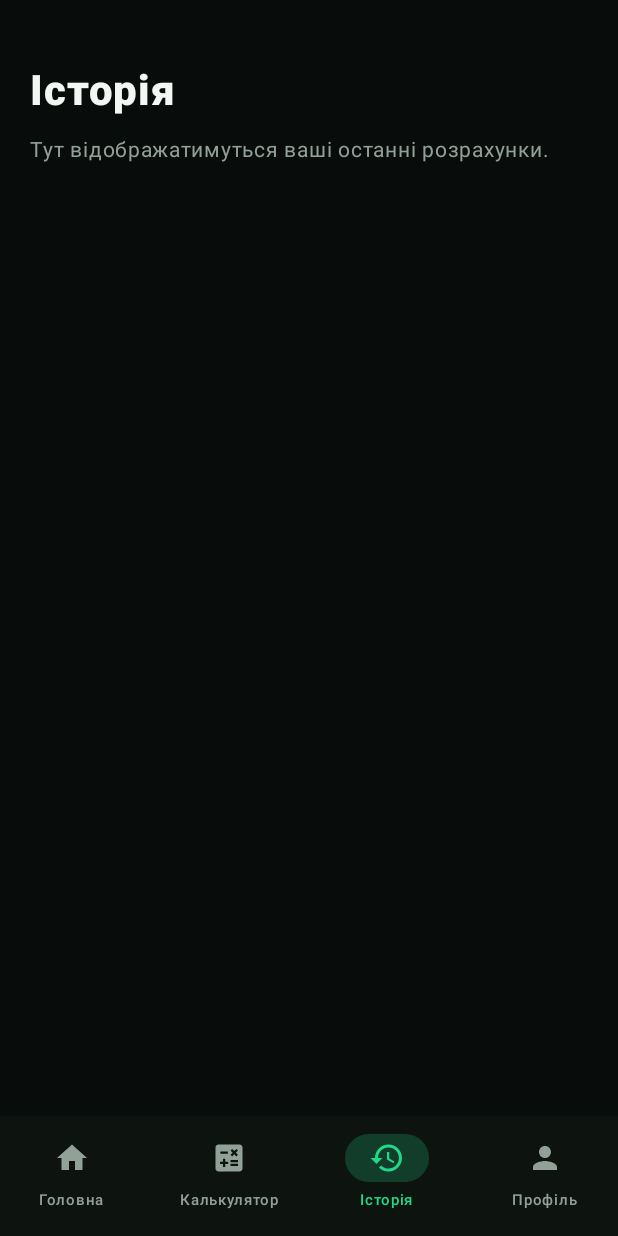
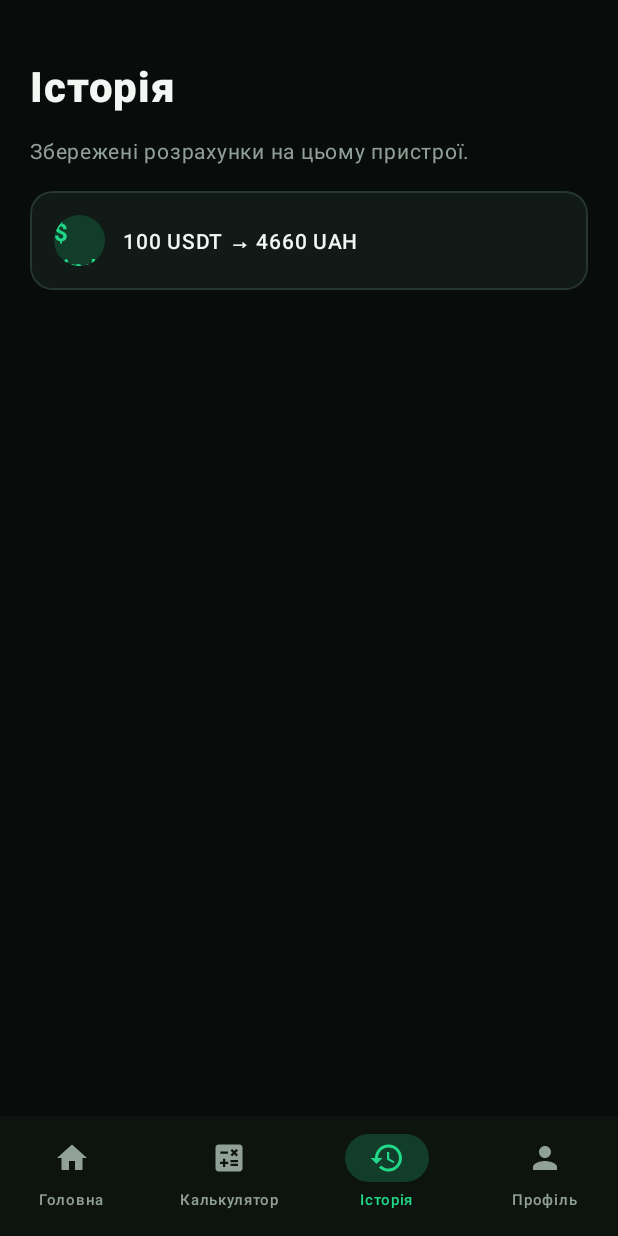
Before and after one commit to EgorMr111/soyer-one-android, an Android app built with Jetpack Compose: the composable SoyerApp shown on its own in the app's theme, item 3 of the bottom bar chosen, on a phone screen of 412 x 824 dp. Run offline under Robolectric (Android 15) with nearby library versions, the phone set to English and light mode, and no system bars.

Commit message:
Add locally saved calculator history

```diff
--- a/app/src/main/java/ua/soyer/one/MainActivity.kt
+++ b/app/src/main/java/ua/soyer/one/MainActivity.kt
@@ -21,6 +21,7 @@ import androidx.compose.material.icons.filled.Person
 import androidx.compose.material.icons.filled.SupportAgent
 import androidx.compose.material3.*
 import androidx.compose.runtime.*
+import androidx.compose.ui.platform.LocalContext
 import androidx.compose.ui.Alignment
 import androidx.compose.ui.Modifier
 import androidx.compose.ui.draw.clip
@@ -51,6 +52,18 @@ class MainActivity : ComponentActivity() {
 @Composable
 fun SoyerApp() {
     var selectedTab by remember { mutableIntStateOf(0) }
+    val context = LocalContext.current
+    val preferences = remember { context.getSharedPreferences("soyer_one", android.content.Context.MODE_PRIVATE) }
+    val historyItems = remember {
+        mutableStateListOf<String>().apply {
+            addAll(preferences.getString("history", "").orEmpty().lines().filter { it.isNotBlank() })
+        }
+    }
+    fun saveHistory(entry: String) {
+        historyItems.add(0, entry)
+        if (historyItems.size > 50) historyItems.removeAt(historyItems.lastIndex)
+        preferences.edit().putString("history", historyItems.joinToString("\n")).apply()
+    }
     MaterialTheme(
         colorScheme = darkColorScheme(
             background = Background,
@@ -94,8 +107,8 @@ fun SoyerApp() {
         ) { padding ->
             when (selectedTab) {
                 0 -> HomeScreen(Modifier.padding(padding), onCalculate = { selectedTab = 1 })
-                1 -> CalculatorScreen(Modifier.padding(padding))
-                2 -> InfoScreen(Modifier.padding(padding), "Історія", "Тут відображатимуться ваші останні розрахунки.")
+                1 -> CalculatorScreen(Modifier.padding(padding), onSave = ::saveHistory)
+                2 -> HistoryScreen(Modifier.padding(padding), historyItems)
                 else -> InfoScreen(Modifier.padding(padding), "Профіль", "Налаштування профілю та підтримка SOYER ONE.")
             }
         }
@@ -197,7 +210,7 @@ fun FeatureRow(title: String, subtitle: String) {
 }
 
 @Composable
-fun CalculatorScreen(modifier: Modifier = Modifier) {
+fun CalculatorScreen(modifier: Modifier = Modifier, onSave: (String) -> Unit = {}) {
     var direction by remember { mutableStateOf(true) }
     var give by remember { mutableStateOf("100") }
     var receive by remember { mutableStateOf("4660") }
@@ -240,6 +253,53 @@ fun CalculatorScreen(modifier: Modifier = Modifier) {
             Text("ІНДИКАТИВНИЙ КУРС", color = Muted, fontSize = 10.sp, fontWeight = FontWeight.Bold, letterSpacing = 1.sp)
             Text(if (direction) "1 USDT = 46,60 UAH" else "1 USDT = 47,70 UAH", color = Green, fontWeight = FontWeight.Bold, fontSize = 18.sp)
             Text("Тестові значення для демонстрації інтерфейсу.", color = Muted, fontSize = 11.sp)
+        }
+        Button(
+            onClick = {
+                val from = if (direction) "USDT" else "UAH"
+                val to = if (direction) "UAH" else "USDT"
+                onSave("$give $from → $receive $to")
+            },
+            enabled = give.isNotBlank() && receive.isNotBlank(),
+            modifier = Modifier.fillMaxWidth().height(52.dp),
+            shape = RoundedCornerShape(15.dp),
+            colors = ButtonDefaults.buttonColors(containerColor = Green, contentColor = Background)
+        ) {
+            Text("Зберегти розрахунок", fontWeight = FontWeight.Bold)
+        }
+    }
+}
+
+@Composable
+fun HistoryScreen(modifier: Modifier = Modifier, items: List<String>) {
+    Column(
+        modifier.fillMaxSize().verticalScroll(rememberScrollState()).padding(20.dp),
+        verticalArrangement = Arrangement.spacedBy(14.dp)
+    ) {
+        Spacer(Modifier.height(8.dp))
+        Text("Історія", color = MainText, fontSize = 28.sp, fontWeight = FontWeight.ExtraBold)
+        Text("Збережені розрахунки на цьому пристрої.", color = Muted, fontSize = 14.sp)
+        if (items.isEmpty()) {
+            Box(
+                Modifier.fillMaxWidth().clip(RoundedCornerShape(18.dp)).background(Surface).padding(24.dp),
+                contentAlignment = Alignment.Center
+            ) {
+                Text("Поки що немає збережених розрахунків.", color = Muted, fontSize = 13.sp)
+            }
+        } else {
+            items.forEachIndexed { index, item ->
+                Row(
+                    Modifier.fillMaxWidth().clip(RoundedCornerShape(15.dp)).background(Surface)
+                        .border(1.dp, Border, RoundedCornerShape(15.dp)).padding(16.dp),
+                    verticalAlignment = Alignment.CenterVertically
+                ) {
+                    Box(Modifier.size(34.dp).clip(CircleShape).background(GreenDark), contentAlignment = Alignment.Center) {
+                        Text("\${index + 1}", color = Green, fontWeight = FontWeight.Bold)
+                    }
+                    Spacer(Modifier.width(12.dp))
+                    Text(item, color = MainText, fontWeight = FontWeight.SemiBold, fontSize = 14.sp)
+                }
+            }
         }
     }
 }
```
